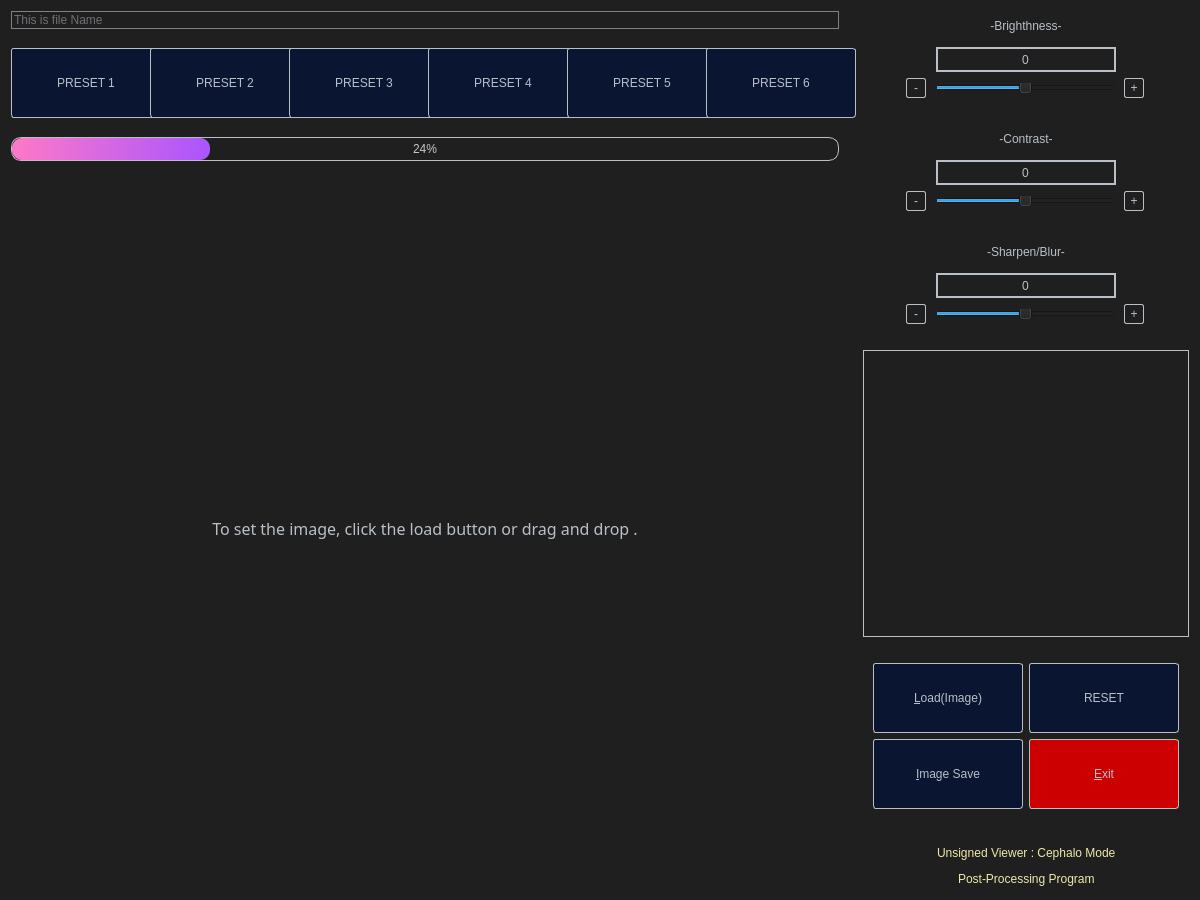
jshs214/Qt_Dental_ImageProcessing_SW, file TeamUnsigned/cephaloform.ui: the form before one commit.
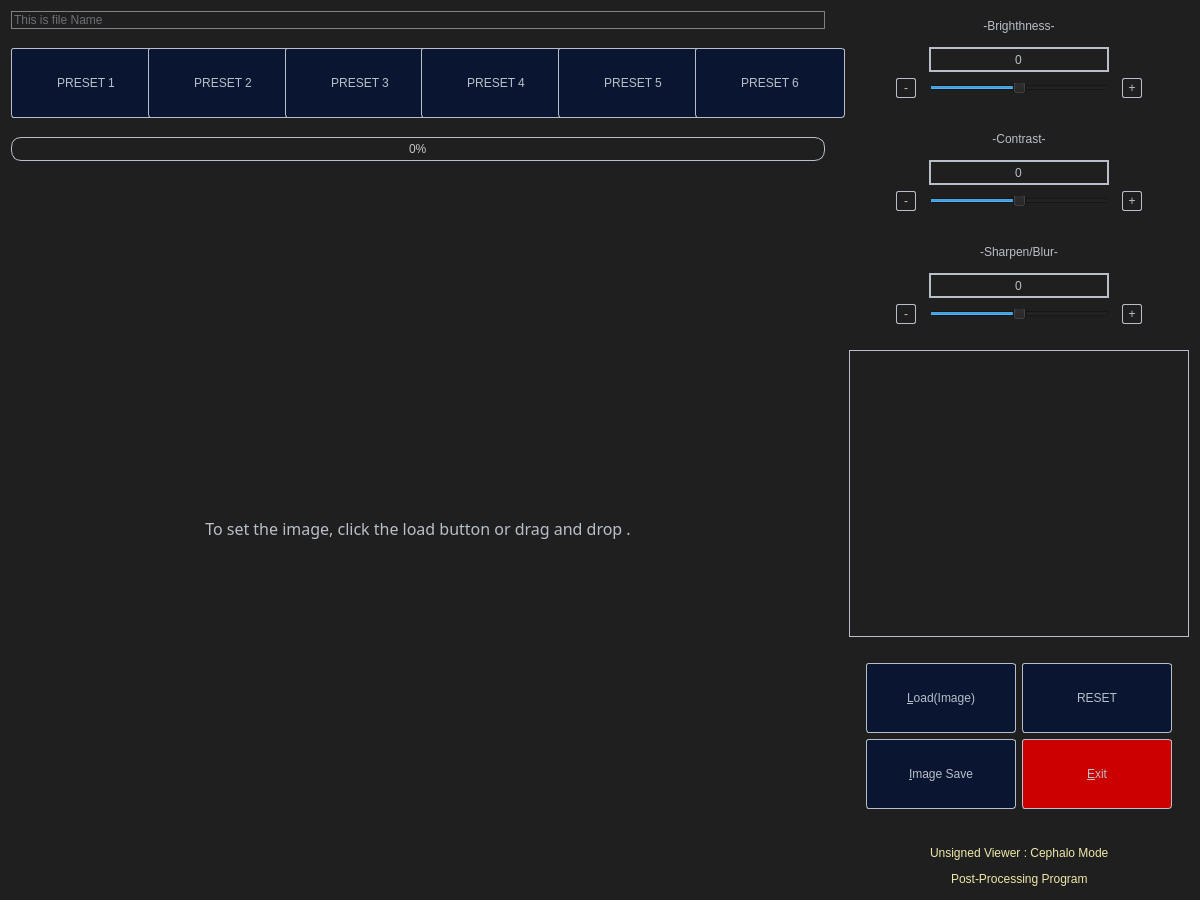
The form after the commit. Icons and pictures are not drawn.

```diff
--- a/TeamUnsigned/cephaloform.ui
+++ b/TeamUnsigned/cephaloform.ui
@@ -304,7 +304,7 @@
           <string notr="true"/>
          </property>
          <property name="value">
-          <number>24</number>
+          <number>0</number>
          </property>
         </widget>
        </item>
@@ -1273,9 +1273,15 @@
        </item>
        <item>
         <widget class="QLabel" name="cephImgLabel">
+         <property name="sizePolicy">
+          <sizepolicy hsizetype="Fixed" vsizetype="Preferred">
+           <horstretch>0</horstretch>
+           <verstretch>0</verstretch>
+          </sizepolicy>
+         </property>
          <property name="minimumSize">
           <size>
-           <width>0</width>
+           <width>340</width>
            <height>287</height>
           </size>
          </property>
```
